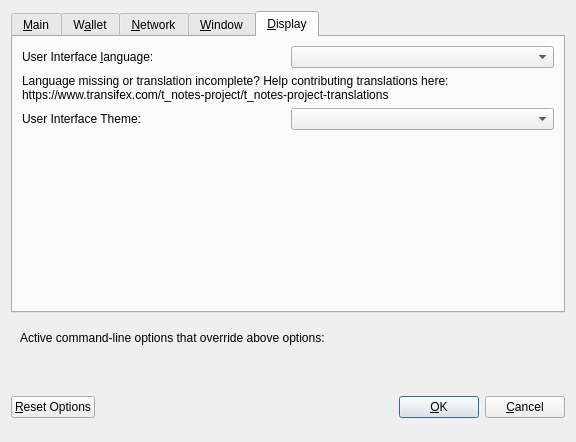
Above: src/qt/forms/optionsdialog.ui from THYMESIA-SECURITIES/T-Notes before the change. Below: the same form after it.
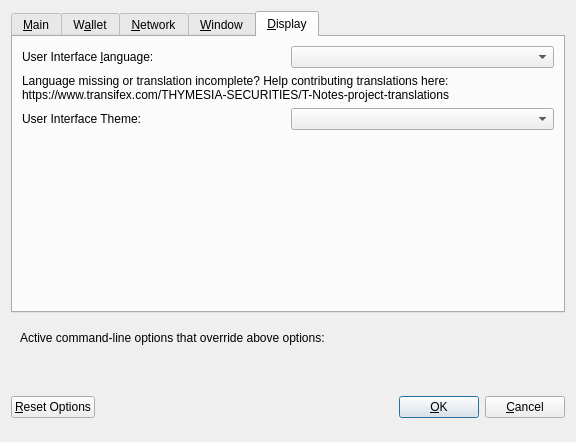
That is the form after the change. The open tabs and pages were chosen to show the change. Custom widgets are drawn as their Qt base class.

Diff of the .ui file:
```diff
--- a/src/qt/forms/optionsdialog.ui
+++ b/src/qt/forms/optionsdialog.ui
@@ -428,7 +428,7 @@
          </property>
          <property name="text">
           <string>Language missing or translation incomplete? Help contributing translations here:
-https://www.transifex.com/t_notes-project/t_notes-project-translations</string>
+https://www.transifex.com/THYMESIA-SECURITIES/T-Notes-project-translations</string>
          </property>
          <property name="wordWrap">
           <bool>true</bool>
```
